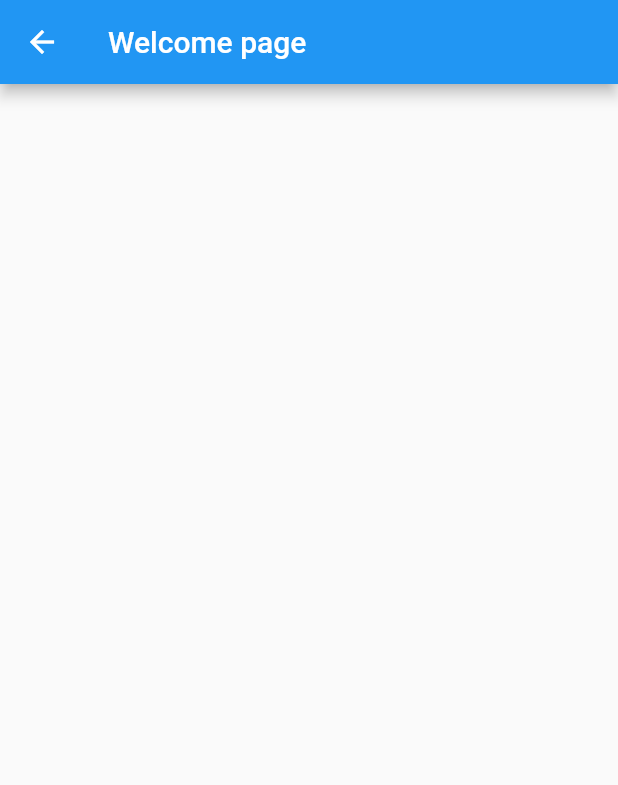
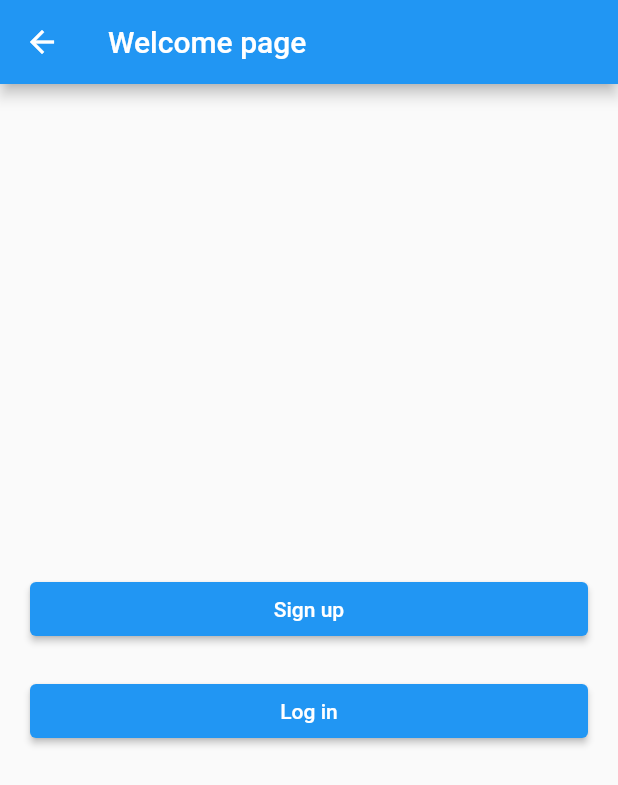
Before and after one commit to EdgarCalderonn/moviestest-leal, a Flutter app: the WelcomePage screen opened directly, on a phone screen of 412 x 824 dp. Shown: the top 785 px of the screen. Run offline on Flutter 3.47's test engine with Material 2 defaults, Android fonts, the phone set to English and light mode, and no system bars; our stand-ins replace get_it, injectable, rxdart; generated files the repository leaves out were written again.

Commit message:
Welcome page and logout

```diff
--- a/lib/presentation/pages/authentication/authentication_wrapper.dart
+++ b/lib/presentation/pages/authentication/authentication_wrapper.dart
@@ -2,8 +2,8 @@ import 'package:flutter/material.dart';
 import 'package:moviestest/domain/models/auth_status.dart';
 import 'package:moviestest/presentation/bloc/authentication/authentication_bloc.dart';
 import 'package:moviestest/presentation/pages/home/home_page.dart';
-import 'package:moviestest/presentation/pages/login/login_page.dart';
 import 'package:moviestest/presentation/pages/splash/splash_page.dart';
+import 'package:moviestest/presentation/pages/welcome/welcome_page.dart';
 import 'package:moviestest/presentation/state/base_state.dart';
 
 class AuthenticationWrapper extends StatefulWidget {
@@ -21,12 +21,13 @@ class _AuthenticationWrapperState
       stream: bloc!.authStatusStream,
       builder: (BuildContext context, AsyncSnapshot<AuthStatus> snapshot) {
         if (snapshot.hasData) {
+
           switch (snapshot.data!) {
             case AuthStatus.UNINITIALIZED:
               return const SplashPage();
 
             case AuthStatus.LOGGED_OUT:
-              return const LoginPage();
+              return const WelcomePage();
 
             case AuthStatus.LOGGED_IN:
               return const HomePage();
--- a/lib/presentation/pages/welcome/welcome_page.dart
+++ b/lib/presentation/pages/welcome/welcome_page.dart
@@ -1,13 +1,40 @@
 import 'package:flutter/material.dart';
+import 'package:moviestest/presentation/pages/login/login_page.dart';
 
 class WelcomePage extends StatelessWidget {
   const WelcomePage({super.key});
 
   @override
   Widget build(BuildContext context) {
-    return  Scaffold(
+    return Scaffold(
       appBar: AppBar(
         title: const Text('Welcome page'),
+      ),
+      body: Padding(
+        padding: const EdgeInsets.symmetric(horizontal: 20),
+        child: Column(
+          mainAxisAlignment: MainAxisAlignment.center,
+          crossAxisAlignment: CrossAxisAlignment.center,
+          children: [
+            SizedBox(
+                width: double.infinity,
+                child: ElevatedButton(
+                    onPressed: () {}, child: const Text('Sign up'))),
+            const SizedBox(
+              height: 20,
+            ),
+            SizedBox(
+                width: double.infinity,
+                child: ElevatedButton(
+                    onPressed: () {
+                      Navigator.push(
+                          context,
+                          MaterialPageRoute(
+                              builder: (context) => const LoginPage()));
+                    },
+                    child: const Text('Log in'))),
+          ],
+        ),
       ),
     );
   }
```
Also changed, not shown: lib/data/services/authentication_service.dart (+8 -1 lines), lib/presentation/bloc/home/home_bloc.dart (added, +19 -0 lines), lib/presentation/pages/home/home_page.dart (+10 -1 lines).
